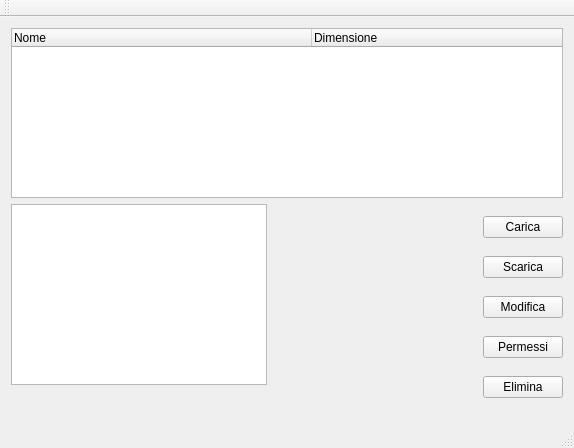
milazzo-g/KCloud, file KCloud/GraphicClient/GuiClient.ui: the form before one commit.
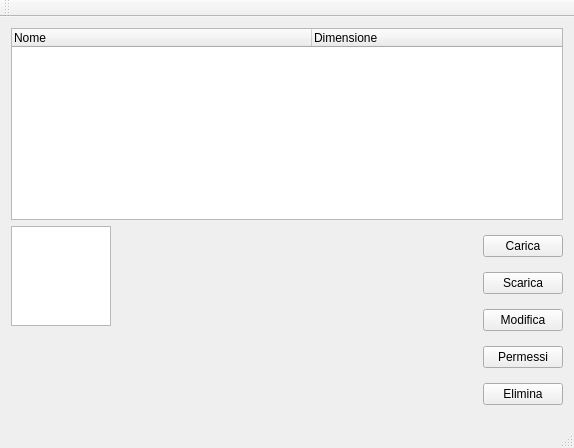
The form after the commit. Icons and pictures are not drawn.

Patch:
```diff
--- a/KCloud/GraphicClient/GuiClient.ui
+++ b/KCloud/GraphicClient/GuiClient.ui
@@ -49,7 +49,32 @@
       <item>
        <layout class="QVBoxLayout" name="verticalLayout_2">
         <item>
-         <widget class="QGraphicsView" name="graphicsView"/>
+         <widget class="QGraphicsView" name="graphicsView">
+          <property name="sizePolicy">
+           <sizepolicy hsizetype="Fixed" vsizetype="Fixed">
+            <horstretch>0</horstretch>
+            <verstretch>0</verstretch>
+           </sizepolicy>
+          </property>
+          <property name="minimumSize">
+           <size>
+            <width>100</width>
+            <height>100</height>
+           </size>
+          </property>
+          <property name="maximumSize">
+           <size>
+            <width>100</width>
+            <height>100</height>
+           </size>
+          </property>
+          <property name="baseSize">
+           <size>
+            <width>100</width>
+            <height>100</height>
+           </size>
+          </property>
+         </widget>
         </item>
         <item>
          <spacer name="verticalSpacer">
```
Left out of the diff: 10 changed lines with no effect on the pictures.
